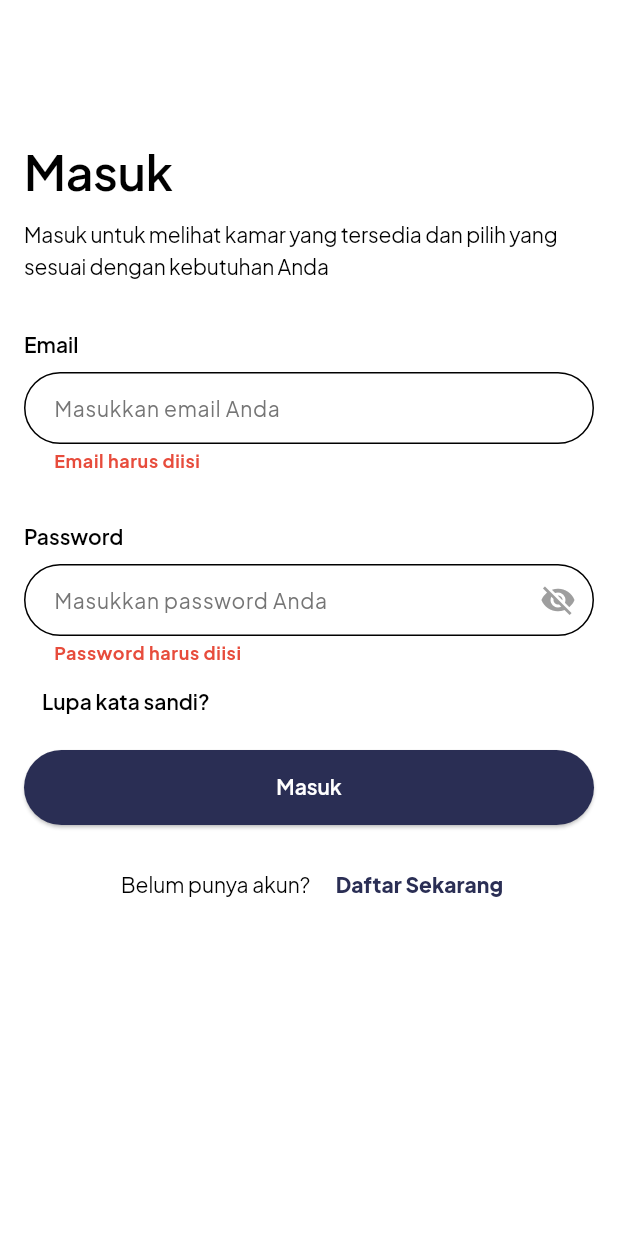
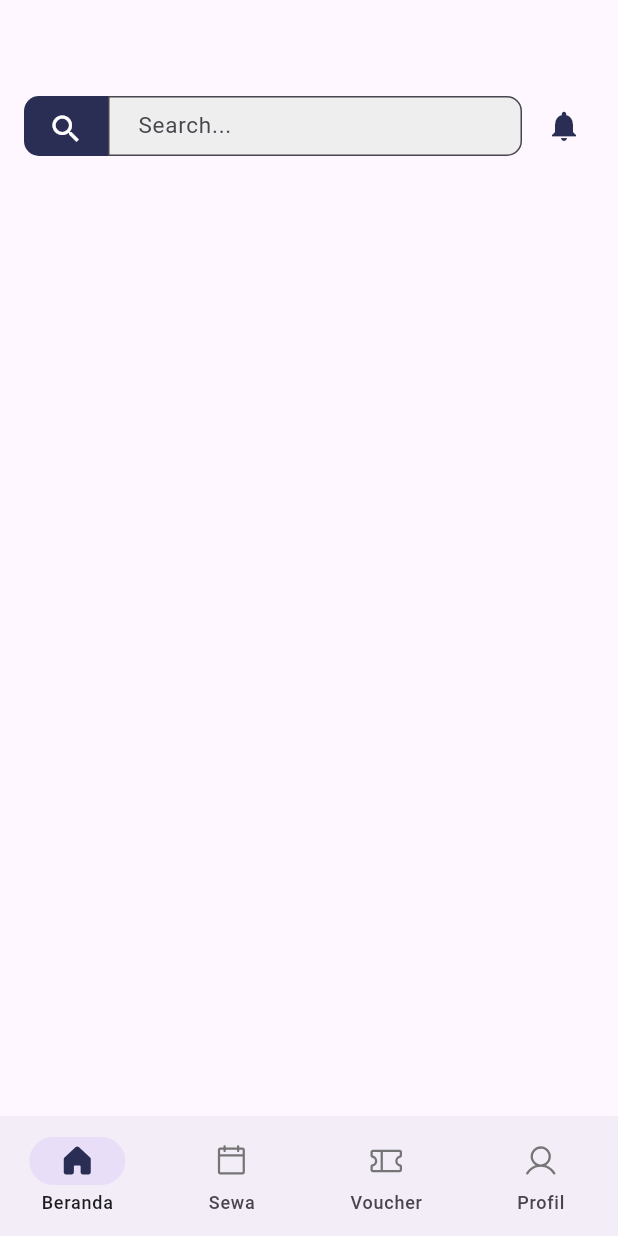
Before and after one commit to ayyashcihuy/skost_mobile, a Flutter app: the screen it shows after launch, after a tap on "Masuk", on a phone screen of 412 x 824 dp. Run offline on Flutter 3.47's test engine with Material 3 defaults, Android fonts, the phone set to English and light mode, and no system bars; our stand-ins replace flutter_dotenv, flutter_svg; network calls fail; project files that could hold a hidden picture were left out.

Commit message:
add navbar and home page search bar

```diff
--- a/flutter_native_splash.yaml
+++ b/flutter_native_splash.yaml
@@ -1,7 +1,6 @@
 flutter_native_splash:
+  color: "#2A2E54"
+  image: assets/logo/bookost_logo.png
   android: true
   ios: true
   web: false
-
-  color: "#2A2E54"
-  image: "assets/logo/bookost_logo.png"
--- a/lib/features/auth/data/models/register.dart
+++ b/lib/features/auth/data/models/register.dart
@@ -16,6 +16,7 @@ class RegisterAlbum {
   factory RegisterAlbum.fromJson(Map<String, dynamic> json) {
     return switch (json) {
       {
+        // ignore: constant_identifier_names
         'full_name': String full_name,
         'gender': String gender,
         'email': String email,
--- /dev/null
+++ b/lib/features/auth/presentation/pages/user-creation/custom_icons.dart
@@ -0,0 +1 @@
+// TODO Implement this library.
--- a/lib/features/auth/presentation/pages/user-creation/login.dart
+++ b/lib/features/auth/presentation/pages/user-creation/login.dart
@@ -117,11 +117,7 @@ class _LoginPageWidgetState extends State<LoginPageWidget> {
     return Container(
       margin: EdgeInsets.only(top: 8, left: 16, right: 16),
       child: ElevatedButton(
-        onPressed: () {
-          if (_formkey.currentState!.validate()) {
-
-          }
-        },
+        onPressed: () => Navigator.pushNamed(context, "/home"),
         style: ElevatedButton.styleFrom(
           shape: RoundedRectangleBorder(
             borderRadius: BorderRadius.circular(100),
--- /dev/null
+++ b/lib/features/auth/presentation/pages/user-creation/navigation.dart
@@ -0,0 +1,130 @@
+import 'package:flutter/material.dart';
+import 'package:flutter_svg/flutter_svg.dart';
+import 'package:mobile_apps/features/auth/presentation/widgets/search_bar.dart';
+
+class NavigationBarApp extends StatelessWidget {
+  const NavigationBarApp({super.key});
+
+  @override
+  Widget build(BuildContext context) {
+    return const MaterialApp(home: NavigationExample());
+  }
+}
+
+class NavigationExample extends StatefulWidget {
+  const NavigationExample({super.key});
+
+  @override
+  State<NavigationExample> createState() => _NavigationExampleState();
+}
+
+class _NavigationExampleState extends State<NavigationExample> {
+  int currentPageIndex = 0;
+  NavigationDestinationLabelBehavior labelBehavior =
+      NavigationDestinationLabelBehavior.alwaysShow;
+
+  @override
+  Widget build(BuildContext context) {
+    return Scaffold(
+      bottomNavigationBar: NavigationBar(
+        labelBehavior: labelBehavior,
+        selectedIndex: currentPageIndex,
+        onDestinationSelected: (int index) {
+          setState(() {
+            currentPageIndex = index;
+          });
+        },
+        destinations: <Widget>[
+          NavigationDestination(
+            selectedIcon: SvgPicture.asset('assets/home/House_blacked.svg',
+              width: 25,
+              height: 25,
+            ),
+            icon: SvgPicture.asset('assets/home/House.svg',
+              width: 25,
+              height: 25,
+            ),
+            label: 'Beranda',
+          ),
+          NavigationDestination(
+            selectedIcon: SvgPicture.asset('assets/home/CalendarBlank_blacked.svg',
+              width: 25,
+              height: 25,
+            ),
+            icon: SvgPicture.asset('assets/home/CalendarBlank.svg',
+              width: 25,
+              height: 25,
+            ),
+            label: 'Sewa',
+          ),
+          NavigationDestination(
+            selectedIcon: SvgPicture.asset('assets/home/Ticket_blacked.svg',
+              width: 25,
+              height: 25,
+            ),
+            icon: SvgPicture.asset('assets/home/Ticket.svg',
+              width: 25,
+              height: 25,
+            ),
+            label: 'Voucher',
+          ),
+          NavigationDestination(
+            selectedIcon: SvgPicture.asset('assets/home/User_blacked.svg',
+              width: 25,
+              height: 25,
+            ),
+            icon: SvgPicture.asset('assets/home/User.svg',
+              width: 25,
+              height: 25,
+            ),
+            label: 'Profil',
+          ),
+        ],
+      ),
+      body: <Widget>[
+
+        /// Home page
+        SearchBarWidget(),
+
+        Card(
+          shadowColor: Colors.transparent,
+          margin: const EdgeInsets.all(8.0),
+          child: SizedBox.expand(
+            child: Center(
+              child: Text(
+                'Sewa page',
+                style: Theme.of(context).textTheme.headlineSmall,
+              ),
+            ),
+          ),
+        ),
+
+        Card(
+          shadowColor: Colors.transparent,
+          margin: const EdgeInsets.all(8.0),
+          child: SizedBox.expand(
+            child: Center(
+              child: Text(
+                'Voucher page',
+                style: Theme.of(context).textTheme.headlineSmall,
+              ),
+            ),
+          ),
+        ),
+
+        Card(
+          shadowColor: Colors.transparent,
+          margin: const EdgeInsets.all(8.0),
+          child: SizedBox.expand(
+            child: Center(
+              child: Text(
+                'Profile page',
+                style: Theme.of(context).textTheme.headlineSmall,
+              ),
+            ),
+          ),
+        ),
+      ][currentPageIndex],
+    );
+  }
+}
--- a/lib/features/auth/presentation/pages/user-creation/otp.dart
+++ b/lib/features/auth/presentation/pages/user-creation/otp.dart
@@ -17,7 +17,6 @@ class OtpPage extends StatefulWidget {
 class _OtpPageState extends State<OtpPage> {
   final _formKey = GlobalKey<FormState>();
   bool _isLoading = false;
-  bool _verifySubmit = false;
 
   // Otp Controller
   final TextEditingController _otpController = TextEditingController();
@@ -92,8 +91,6 @@ class _OtpPageState extends State<OtpPage> {
         otp: _otpController.text,
       ).toJson();
 
-      print("body: $body");
-
       try {
         await otpSubmission(body);
 
@@ -140,7 +137,6 @@ class _OtpPageState extends State<OtpPage> {
           onCompleted: (otp) {
             setState(() {
               _otpController.text = otp;
-              _verifySubmit = true;
             });
           },
         ),
--- /dev/null
+++ b/lib/features/auth/presentation/widgets/search_bar.dart
@@ -0,0 +1,77 @@
+import 'package:flutter/material.dart';
+
+class SearchBarWidget extends StatefulWidget {
+  const SearchBarWidget({super.key});
+
+  @override
+  State<SearchBarWidget> createState() => _SearchBarWidgetState();
+}
+
+class _SearchBarWidgetState extends State<SearchBarWidget> {
+
+  @override
+  Widget build(BuildContext context) {
+    return Scaffold(
+      body: SingleChildScrollView(
+        child: Padding(
+          padding: const EdgeInsets.only(top: 64, left: 16, right: 16),
+          child: Row(
+            children: [
+              // Search bar
+              Container(
+                height: 40, // Match height of TextField
+                padding: const EdgeInsets.symmetric(vertical: 10.0, horizontal: 16.0),
+                decoration: BoxDecoration(
+                  borderRadius: const BorderRadius.only(
+                    topLeft: Radius.circular(10),
+                    bottomLeft: Radius.circular(10),
+                  ),
+                  color: const Color.fromRGBO(42, 46, 84, 1),
+                ),
+                child: const Icon(
+                  Icons.search,
+                  color: Colors.white,
+                ),
+              ),
+              Expanded(
+                child: SizedBox(
+                  height: 40,
+                  child: TextField(
+                    decoration: InputDecoration(
+                      hintText: 'Search...',
+                      hintStyle: const TextStyle(
+                        fontSize: 15
+                      ),
+                      contentPadding: const EdgeInsets.symmetric(vertical: 10.0, horizontal: 16.0),
+                      border: OutlineInputBorder(
+                        borderSide: const BorderSide(color: Color(0xFFDBDBDB), width: 1),
+                        borderRadius: BorderRadius.only(topRight: Radius.circular(10), bottomRight: Radius.circular(10)),
+                      ),
+                      filled: true,
+                      fillColor: Colors.grey[200],
+                    ),
+                  ),
+                ),
+              ),
+              const SizedBox(width: 8.0), // Space between search bar and icon
+              Container(
+                height: 40, // Match height of TextField
+                padding: const EdgeInsets.symmetric(vertical: 8, horizontal: 8.0),
+                decoration: BoxDecoration(
+                  borderRadius: const BorderRadius.only(
+                    topLeft: Radius.circular(10),
+                    bottomLeft: Radius.circular(10),
+                  ),
+                ),
+                child: const Icon(
+                  Icons.notifications,
+                  color: Color.fromRGBO(42, 46, 84, 1),
+                ),
+              ),
+            ],
+          ),
+        ),
+      )
+    );
+  }
+}
--- a/lib/main.dart
+++ b/lib/main.dart
@@ -1,6 +1,7 @@
 import 'package:flutter/material.dart';
 import 'package:flutter_dotenv/flutter_dotenv.dart';
 import 'package:mobile_apps/features/auth/data/states/registration_state.dart';
+import 'package:mobile_apps/features/auth/presentation/pages/user-creation/navigation.dart';
 import 'package:provider/provider.dart';
 import 'package:mobile_apps/features/auth/presentation/pages/user-creation/create-password.dart';
 import 'package:mobile_apps/features/auth/presentation/pages/user-creation/forgot-password.dart';
@@ -36,11 +37,12 @@ class MyApp extends StatelessWidget {
         scaffoldBackgroundColor: Colors.white,
       ),
       routes: {
-        '/login': (context) => LoginPageWidget(),
+        '/login': (context) => const LoginPageWidget(),
         '/register': (context) => const RegisterPage(),
         '/otp': (context) => const OtpPage(),
         '/createPassword': (context) => const CreatePasswordPage(),
         '/forgotPassword': (context) => const ForgotPasswordPage(),
+        '/home': (context) => const NavigationBarApp(),
       },
       home: LoginPageWidget(),
     );
--- a/pubspec.yaml
+++ b/pubspec.yaml
@@ -66,7 +66,9 @@ flutter:
   assets:
     - .env
     - assets/icons/
+    - assets/home/
     - assets/logo/
+    - assets/logo/bookost_logo.png
   #   - images/a_dot_ham.jpeg
 
   # An image asset can refer to one or more resolution-specific "variants", see
@@ -125,7 +127,6 @@ flutter:
         - asset: fonts/PlusJakartaSans-ExtraBoldItalic.ttf
           weight: 800
           style: italic
-
   #   - family: Trajan Pro
   #     fonts:
   #       - asset: fonts/TrajanPro.ttf
```
Also changed, not shown: assets/home/BellSimple.svg (added), assets/home/CalendarBlank.svg (added), assets/home/CalendarBlank_blacked.svg (added), assets/home/House.svg (added), assets/home/House_blacked.svg (added), assets/home/MagnifyingGlass.svg (added), assets/home/Ticket.svg (added), assets/home/Ticket_blacked.svg (added), assets/home/User.svg (added), assets/home/User_blacked.svg (added).
